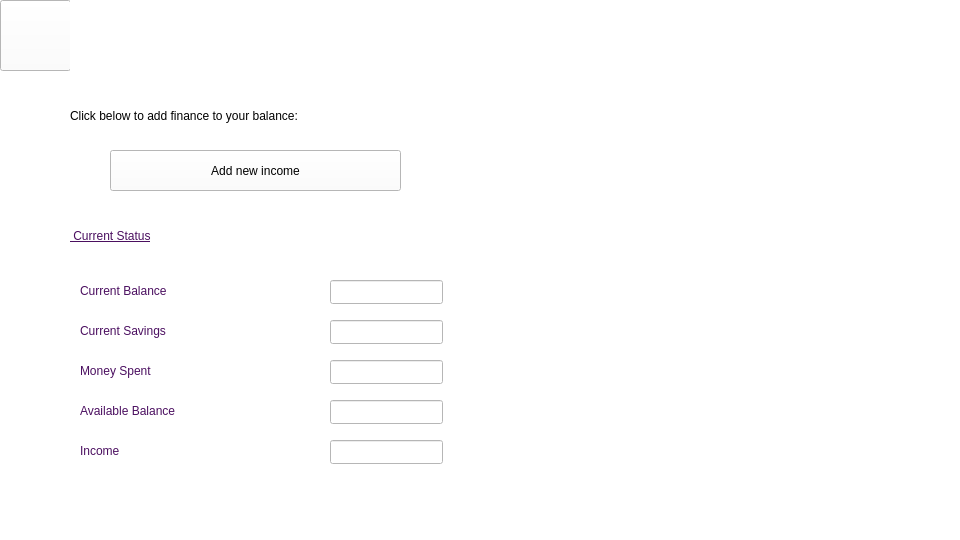
Old version of the form checkbalance.ui in the repository Nirjaraa/spendwise.
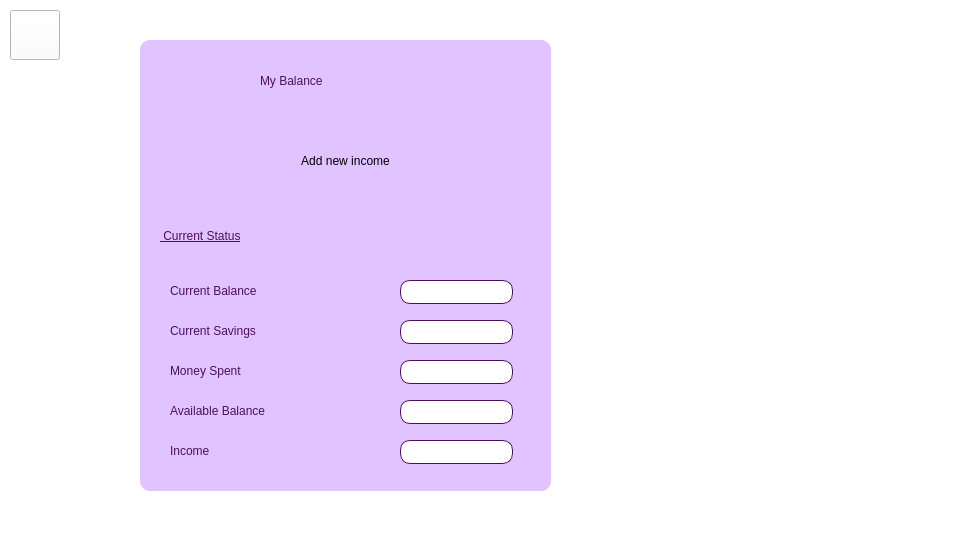
New version of the form. Icons and pictures are not drawn.

Diff of the .ui file:
```diff
--- a/checkbalance.ui
+++ b/checkbalance.ui
@@ -17,224 +17,292 @@
    <string notr="true">background-color:rgb(255,255,255);</string>
   </property>
   <widget class="QWidget" name="centralwidget">
-   <widget class="QLabel" name="label_4">
+   <widget class="QGroupBox" name="groupBox">
     <property name="geometry">
      <rect>
-      <x>870</x>
-      <y>460</y>
-      <width>91</width>
-      <height>81</height>
-     </rect>
-    </property>
-    <property name="styleSheet">
-     <string notr="true">border-image: url(:/resources/logo.png);</string>
-    </property>
-    <property name="text">
-     <string/>
-    </property>
-   </widget>
-   <widget class="QPushButton" name="pushButton_8">
-    <property name="geometry">
-     <rect>
-      <x>110</x>
-      <y>150</y>
-      <width>291</width>
-      <height>41</height>
-     </rect>
-    </property>
-    <property name="styleSheet">
-     <string notr="true">border-image: url(:/resources/addnew.png);
-color:rgb(0,0,0);
-font: 15pt &quot;Bahnschrift&quot;;</string>
-    </property>
-    <property name="text">
-     <string>Add new income</string>
-    </property>
-   </widget>
-   <widget class="QLabel" name="label_5">
-    <property name="geometry">
-     <rect>
-      <x>80</x>
-      <y>270</y>
-      <width>171</width>
-      <height>41</height>
-     </rect>
-    </property>
-    <property name="styleSheet">
-     <string notr="true">font: 14pt &quot;Bahnschrift&quot;;
- color:rgb(75,15,96);</string>
-    </property>
-    <property name="text">
-     <string>Current Balance</string>
-    </property>
-   </widget>
-   <widget class="QLineEdit" name="currentbalance">
-    <property name="geometry">
-     <rect>
-      <x>330</x>
-      <y>280</y>
-      <width>113</width>
-      <height>24</height>
-     </rect>
-    </property>
-    <property name="styleSheet">
-     <string notr="true">color:rgb(0,0,0);
-font: 12pt &quot;Bahnschrift&quot;;</string>
-    </property>
-    <property name="text">
-     <string/>
-    </property>
-   </widget>
-   <widget class="QLineEdit" name="currentsavings">
-    <property name="geometry">
-     <rect>
-      <x>330</x>
-      <y>320</y>
-      <width>113</width>
-      <height>24</height>
-     </rect>
-    </property>
-    <property name="text">
-     <string/>
-    </property>
-   </widget>
-   <widget class="QLineEdit" name="moneyspent">
-    <property name="geometry">
-     <rect>
-      <x>330</x>
-      <y>360</y>
-      <width>113</width>
-      <height>24</height>
-     </rect>
-    </property>
-    <property name="text">
-     <string/>
-    </property>
-   </widget>
-   <widget class="QLineEdit" name="availablebalance">
-    <property name="geometry">
-     <rect>
-      <x>330</x>
-      <y>400</y>
-      <width>113</width>
-      <height>24</height>
-     </rect>
-    </property>
-    <property name="text">
-     <string/>
-    </property>
-   </widget>
-   <widget class="QLabel" name="label_10">
-    <property name="geometry">
-     <rect>
-      <x>80</x>
-      <y>390</y>
-      <width>211</width>
-      <height>41</height>
-     </rect>
-    </property>
-    <property name="styleSheet">
-     <string notr="true">font: 14pt &quot;Bahnschrift&quot;;
- color:rgb(75,15,96);</string>
-    </property>
-    <property name="text">
-     <string>Available Balance</string>
-    </property>
-   </widget>
-   <widget class="QLabel" name="label_12">
-    <property name="geometry">
-     <rect>
-      <x>80</x>
-      <y>350</y>
-      <width>171</width>
-      <height>41</height>
-     </rect>
-    </property>
-    <property name="styleSheet">
-     <string notr="true">font: 14pt &quot;Bahnschrift&quot;;
- color:rgb(75,15,96);</string>
-    </property>
-    <property name="text">
-     <string>Money Spent</string>
-    </property>
-   </widget>
-   <widget class="QLabel" name="label_13">
-    <property name="geometry">
-     <rect>
-      <x>80</x>
-      <y>310</y>
-      <width>171</width>
-      <height>41</height>
-     </rect>
-    </property>
-    <property name="styleSheet">
-     <string notr="true">font: 14pt &quot;Bahnschrift&quot;;
- color:rgb(75,15,96);</string>
-    </property>
-    <property name="text">
-     <string>Current Savings</string>
-    </property>
-   </widget>
-   <widget class="QLabel" name="label_3">
-    <property name="geometry">
-     <rect>
-      <x>70</x>
-      <y>105</y>
+      <x>140</x>
+      <y>40</y>
       <width>411</width>
-      <height>21</height>
+      <height>451</height>
      </rect>
     </property>
     <property name="styleSheet">
-     <string notr="true">font: 16pt &quot;Bahnschrift&quot;;
-color:rgb(0, 0, 0);</string>
+     <string notr="true">border-radius:10px;
+background-color:rgb(225,196,255);</string>
     </property>
-    <property name="text">
-     <string>Click below to add finance to your balance:</string>
+    <property name="title">
+     <string/>
     </property>
-   </widget>
-   <widget class="QLabel" name="label_6">
-    <property name="geometry">
-     <rect>
-      <x>70</x>
-      <y>220</y>
-      <width>221</width>
-      <height>31</height>
-     </rect>
-    </property>
-    <property name="styleSheet">
-     <string notr="true">color:rgb(75,15,96);
+    <widget class="QLineEdit" name="income">
+     <property name="geometry">
+      <rect>
+       <x>260</x>
+       <y>400</y>
+       <width>113</width>
+       <height>24</height>
+      </rect>
+     </property>
+     <property name="styleSheet">
+      <string notr="true"> border-radius:10px;
+ color:black;
+font: 12pt &quot;Bahnschrift&quot;;
+ background-color:white;
+border:1px solid rgb(76,15,90);</string>
+     </property>
+     <property name="text">
+      <string/>
+     </property>
+    </widget>
+    <widget class="QLineEdit" name="currentbalance">
+     <property name="geometry">
+      <rect>
+       <x>260</x>
+       <y>240</y>
+       <width>113</width>
+       <height>24</height>
+      </rect>
+     </property>
+     <property name="styleSheet">
+      <string notr="true"> border-radius:10px;
+ color:black;
+font: 12pt &quot;Bahnschrift&quot;;
+ background-color:white;
+border:1px solid rgb(76,15,90);</string>
+     </property>
+     <property name="text">
+      <string/>
+     </property>
+    </widget>
+    <widget class="QLabel" name="label_5">
+     <property name="geometry">
+      <rect>
+       <x>30</x>
+       <y>230</y>
+       <width>171</width>
+       <height>41</height>
+      </rect>
+     </property>
+     <property name="styleSheet">
+      <string notr="true">font: 14pt &quot;Bahnschrift&quot;;
+ color:rgb(75,15,96);</string>
+     </property>
+     <property name="text">
+      <string>Current Balance</string>
+     </property>
+    </widget>
+    <widget class="QLabel" name="label_6">
+     <property name="geometry">
+      <rect>
+       <x>20</x>
+       <y>180</y>
+       <width>221</width>
+       <height>31</height>
+      </rect>
+     </property>
+     <property name="styleSheet">
+      <string notr="true">color:rgb(75,15,96);
  
 font: 700 18pt &quot;Bahnschrift&quot;;
 text-decoration: underline;
  </string>
-    </property>
-    <property name="text">
-     <string> Current Status</string>
-    </property>
-   </widget>
-   <widget class="QPushButton" name="pushButton">
-    <property name="geometry">
-     <rect>
-      <x>0</x>
-      <y>0</y>
-      <width>71</width>
-      <height>71</height>
-     </rect>
-    </property>
-    <property name="styleSheet">
-     <string notr="true">image: url(:/resources/back.png);</string>
-    </property>
-    <property name="text">
-     <string/>
-    </property>
+     </property>
+     <property name="text">
+      <string> Current Status</string>
+     </property>
+    </widget>
+    <widget class="QPushButton" name="pushButton_8">
+     <property name="geometry">
+      <rect>
+       <x>60</x>
+       <y>100</y>
+       <width>291</width>
+       <height>41</height>
+      </rect>
+     </property>
+     <property name="styleSheet">
+      <string notr="true"> 
+QPushButton {
+    font: 12pt &quot;Bahnschrift&quot;;
+   
+    color: rgb(255, 255, 255);
+    background-color: rgb(75, 15, 96);
+    border-radius: 10px;
+}
+
+QPushButton:hover {
+    border: 2px solid white;
+	}
+QPushButton:pressed {
+    border: 2px solid rgb(75, 15, 96);
+	 background-color:white;
+	 color:rgb(75, 15, 96);
+cursor: pointinghand;
+}
+ 
+
+
+
+font: 15pt &quot;Bahnschrift&quot;;</string>
+     </property>
+     <property name="text">
+      <string>Add new income</string>
+     </property>
+    </widget>
+    <widget class="QLineEdit" name="moneyspent">
+     <property name="geometry">
+      <rect>
+       <x>260</x>
+       <y>320</y>
+       <width>113</width>
+       <height>24</height>
+      </rect>
+     </property>
+     <property name="styleSheet">
+      <string notr="true"> border-radius:10px;
+ color:black;
+font: 12pt &quot;Bahnschrift&quot;;
+ background-color:white;
+border:1px solid rgb(76,15,90);</string>
+     </property>
+     <property name="text">
+      <string/>
+     </property>
+    </widget>
+    <widget class="QLabel" name="label_13">
+     <property name="geometry">
+      <rect>
+       <x>30</x>
+       <y>270</y>
+       <width>171</width>
+       <height>41</height>
+      </rect>
+     </property>
+     <property name="styleSheet">
+      <string notr="true">font: 14pt &quot;Bahnschrift&quot;;
+ color:rgb(75,15,96);</string>
+     </property>
+     <property name="text">
+      <string>Current Savings</string>
+     </property>
+    </widget>
+    <widget class="QLineEdit" name="currentsavings">
+     <property name="geometry">
+      <rect>
+       <x>260</x>
+       <y>280</y>
+       <width>113</width>
+       <height>24</height>
+      </rect>
+     </property>
+     <property name="styleSheet">
+      <string notr="true"> border-radius:10px;
+ color:black;
+font: 12pt &quot;Bahnschrift&quot;;
+ background-color:white;
+border:1px solid rgb(76,15,90);</string>
+     </property>
+     <property name="text">
+      <string/>
+     </property>
+    </widget>
+    <widget class="QLabel" name="label_12">
+     <property name="geometry">
+      <rect>
+       <x>30</x>
+       <y>310</y>
+       <width>171</width>
+       <height>41</height>
+      </rect>
+     </property>
+     <property name="styleSheet">
+      <string notr="true">font: 14pt &quot;Bahnschrift&quot;;
+ color:rgb(75,15,96);</string>
+     </property>
+     <property name="text">
+      <string>Money Spent</string>
+     </property>
+    </widget>
+    <widget class="QLabel" name="label_10">
+     <property name="geometry">
+      <rect>
+       <x>30</x>
+       <y>350</y>
+       <width>211</width>
+       <height>41</height>
+      </rect>
+     </property>
+     <property name="styleSheet">
+      <string notr="true">font: 14pt &quot;Bahnschrift&quot;;
+ color:rgb(75,15,96);</string>
+     </property>
+     <property name="text">
+      <string>Available Balance</string>
+     </property>
+    </widget>
+    <widget class="QLineEdit" name="availablebalance">
+     <property name="geometry">
+      <rect>
+       <x>260</x>
+       <y>360</y>
+       <width>113</width>
+       <height>24</height>
+      </rect>
+     </property>
+     <property name="styleSheet">
+      <string notr="true"> border-radius:10px;
+ color:black;
+font: 12pt &quot;Bahnschrift&quot;;
+ background-color:white;
+border:1px solid rgb(76,15,90);</string>
+     </property>
+     <property name="text">
+      <string/>
+     </property>
+    </widget>
+    <widget class="QLabel" name="label_11">
+     <property name="geometry">
+      <rect>
+       <x>30</x>
+       <y>390</y>
+       <width>211</width>
+       <height>41</height>
+      </rect>
+     </property>
+     <property name="styleSheet">
+      <string notr="true">font: 14pt &quot;Bahnschrift&quot;;
+ color:rgb(75,15,96);</string>
+     </property>
+     <property name="text">
+      <string>Income</string>
+     </property>
+    </widget>
+    <widget class="QLabel" name="label_2">
+     <property name="geometry">
+      <rect>
+       <x>120</x>
+       <y>10</y>
+       <width>171</width>
+       <height>61</height>
+      </rect>
+     </property>
+     <property name="styleSheet">
+      <string notr="true">color: rgb(75, 15, 96);
+ border:transparent;
+font: 800 25pt &quot;Bahnschrift&quot;;
+</string>
+     </property>
+     <property name="text">
+      <string>My Balance</string>
+     </property>
+    </widget>
    </widget>
    <widget class="QLabel" name="label">
     <property name="geometry">
      <rect>
-      <x>510</x>
-      <y>90</y>
-      <width>381</width>
-      <height>351</height>
+      <x>610</x>
+      <y>100</y>
+      <width>311</width>
+      <height>291</height>
      </rect>
     </property>
     <property name="styleSheet">
@@ -244,52 +312,18 @@
      <string/>
     </property>
    </widget>
-   <widget class="QLabel" name="label_7">
+   <widget class="QPushButton" name="pushButton">
     <property name="geometry">
      <rect>
-      <x>70</x>
-      <y>0</y>
-      <width>891</width>
-      <height>71</height>
+      <x>10</x>
+      <y>10</y>
+      <width>50</width>
+      <height>50</height>
      </rect>
     </property>
     <property name="styleSheet">
-     <string notr="true">border-image:url(:/resources/title.png);
-color:rgb(255, 255, 255);
- 
-font: 700 22pt &quot;Bahnschrift&quot;;
-
- </string>
-    </property>
-    <property name="text">
-     <string>   MY BALANCE</string>
-    </property>
-   </widget>
-   <widget class="QLabel" name="label_11">
-    <property name="geometry">
-     <rect>
-      <x>80</x>
-      <y>430</y>
-      <width>211</width>
-      <height>41</height>
-     </rect>
-    </property>
-    <property name="styleSheet">
-     <string notr="true">font: 14pt &quot;Bahnschrift&quot;;
- color:rgb(75,15,96);</string>
-    </property>
-    <property name="text">
-     <string>Income</string>
-    </property>
-   </widget>
-   <widget class="QLineEdit" name="income">
-    <property name="geometry">
-     <rect>
-      <x>330</x>
-      <y>440</y>
-      <width>113</width>
-      <height>24</height>
-     </rect>
+     <string notr="true"> 
+border-image: url(:/resources/back.svg);</string>
     </property>
     <property name="text">
      <string/>
```
Left out of the diff: 3 changed lines with no effect on the pictures.
